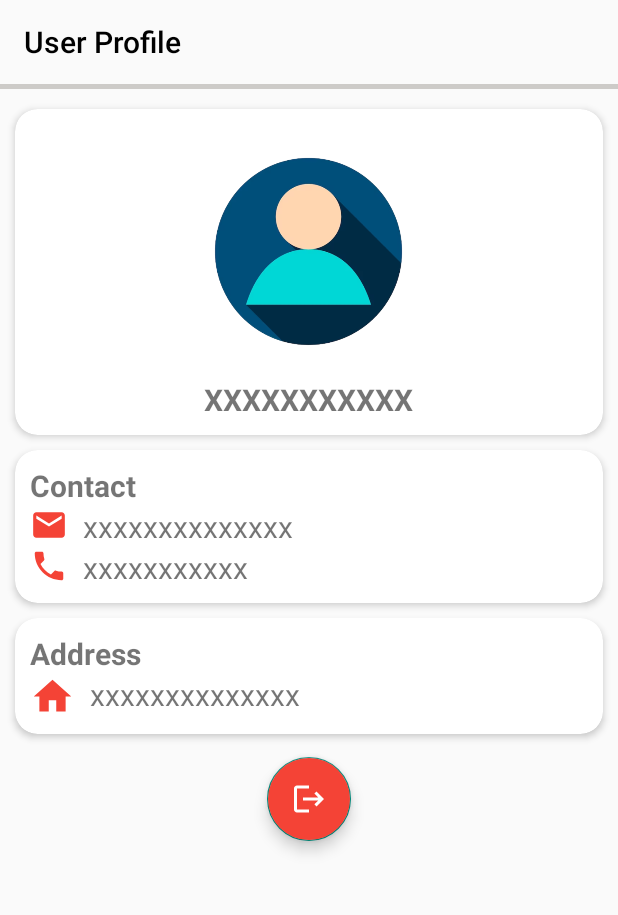
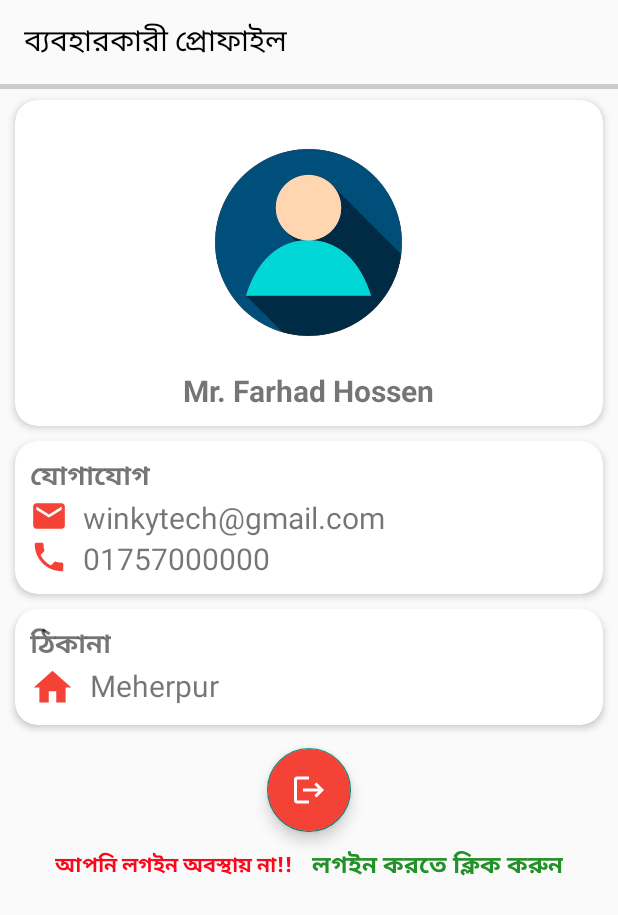
Before and after one commit to devmarufurrahman/Forhad-Hossain-MP-Portfolio-App, an Android app: the layout activity_user_profile.xml on its own in the app's theme, with its tools: preview values and no code run, on a phone screen of 412 x 824 dp. Shown: the top 915 px of the screen. Run offline under Robolectric (Android 15) with nearby library versions, the light colour scheme and no system bars.

Commit message:
reg page add

```diff
--- a/app/build.gradle.kts
+++ b/app/build.gradle.kts
@@ -43,4 +43,5 @@
     implementation("com.github.denzcoskun:ImageSlideshow:0.1.2")
     implementation("com.github.clans:fab:1.6.4")
     implementation ("com.karumi:dexter:6.0.2")
+    implementation ("com.github.VishnuSivadasVS:Advanced-HttpURLConnection:1.2")
 }
--- a/app/src/main/java/com/example/forhadhossainmp/SplashScreen.java
+++ b/app/src/main/java/com/example/forhadhossainmp/SplashScreen.java
@@ -22,7 +22,7 @@
                 startActivity(iHome);
                 finish();
             }
-        },3000);
+        },2000);
 
     }
 }
--- a/app/src/main/res/layout/activity_user_profile.xml
+++ b/app/src/main/res/layout/activity_user_profile.xml
@@ -11,16 +11,15 @@
         android:layout_width="match_parent"
         android:id="@+id/custom_toolbar"
         android:layout_height="wrap_content"
-        app:title="User Profile"
+        app:title="ব্যবহারকারী প্রোফাইল"
         app:titleTextColor="@color/black"
         />
     <View
         android:layout_width="match_parent"
         android:layout_height="3dp"
         android:background="@color/gray"
-        android:layout_marginBottom="13dp"
+        android:layout_marginBottom="7dp"
         />
-
 
 
     <androidx.cardview.widget.CardView
@@ -51,7 +50,7 @@
                 android:layout_height="wrap_content"
                 android:textStyle="bold"
                 android:textSize="20sp"
-                android:text="XXXXXXXXXXX"
+                android:text="Mr. Farhad Hossen"
                 />
 
 
@@ -81,8 +80,8 @@
                 android:layout_width="wrap_content"
                 android:layout_height="wrap_content"
                 android:textStyle="bold"
-                android:textSize="20sp"
-                android:text="Contact"
+                android:textSize="18sp"
+                android:text="যোগাযোগ"
                 />
 
             <LinearLayout
@@ -99,7 +98,7 @@
                 <TextView
                     android:layout_width="wrap_content"
                     android:layout_height="wrap_content"
-                    android:text="xxxxxxxxxxxxxx"
+                    android:text="winkytech@gmail.com"
                     android:textSize="20sp"
                     />
 
@@ -119,7 +118,7 @@
                 <TextView
                     android:layout_width="wrap_content"
                     android:layout_height="wrap_content"
-                    android:text="xxxxxxxxxxx"
+                    android:text="01757000000"
                     android:textSize="20sp"
                     />
 
@@ -152,8 +151,8 @@
                 android:layout_width="wrap_content"
                 android:layout_height="wrap_content"
                 android:textStyle="bold"
-                android:textSize="20sp"
-                android:text="Address"
+                android:textSize="18sp"
+                android:text="ঠিকানা"
                 />
 
             <LinearLayout
@@ -170,7 +169,7 @@
                 <TextView
                     android:layout_width="wrap_content"
                     android:layout_height="wrap_content"
-                    android:text="xxxxxxxxxxxxxx"
+                    android:text="Meherpur"
                     android:textSize="20sp"
                     />
 
@@ -196,4 +195,39 @@
         />
 
 
+    <LinearLayout
+        android:id="@+id/pressedLogin"
+        android:layout_width="match_parent"
+        android:layout_height="wrap_content"
+        android:orientation="horizontal"
+        android:layout_marginVertical="10dp"
+        android:gravity="center"
+        >
+
+        <TextView
+            android:layout_width="wrap_content"
+            android:layout_height="wrap_content"
+            android:text="আপনি লগইন অবস্থায় না!!"
+            android:textStyle="bold"
+            android:textSize="14sp"
+            android:textColor="@color/red"
+            />
+
+        <TextView
+            android:layout_width="wrap_content"
+            android:layout_height="wrap_content"
+            android:text="লগইন করতে ক্লিক করুন"
+            android:paddingLeft="13dp"
+            android:textStyle="bold"
+            android:textSize="16sp"
+            android:textColor="@color/green_dark"
+            />
+
+
+
+    </LinearLayout>
+
+
+
+
 </LinearLayout>
```
Also changed, not shown: app/src/main/AndroidManifest.xml (+11 -11 lines), app/src/main/java/com/example/forhadhossainmp/LoginActivity.java (added, +263 -0 lines), app/src/main/java/com/example/forhadhossainmp/MainActivity.java (+51 -0 lines), app/src/main/java/com/example/forhadhossainmp/UserProfile.java (+37 -0 lines), app/src/main/res/layout/activity_login.xml (added, +183 -0 lines).
